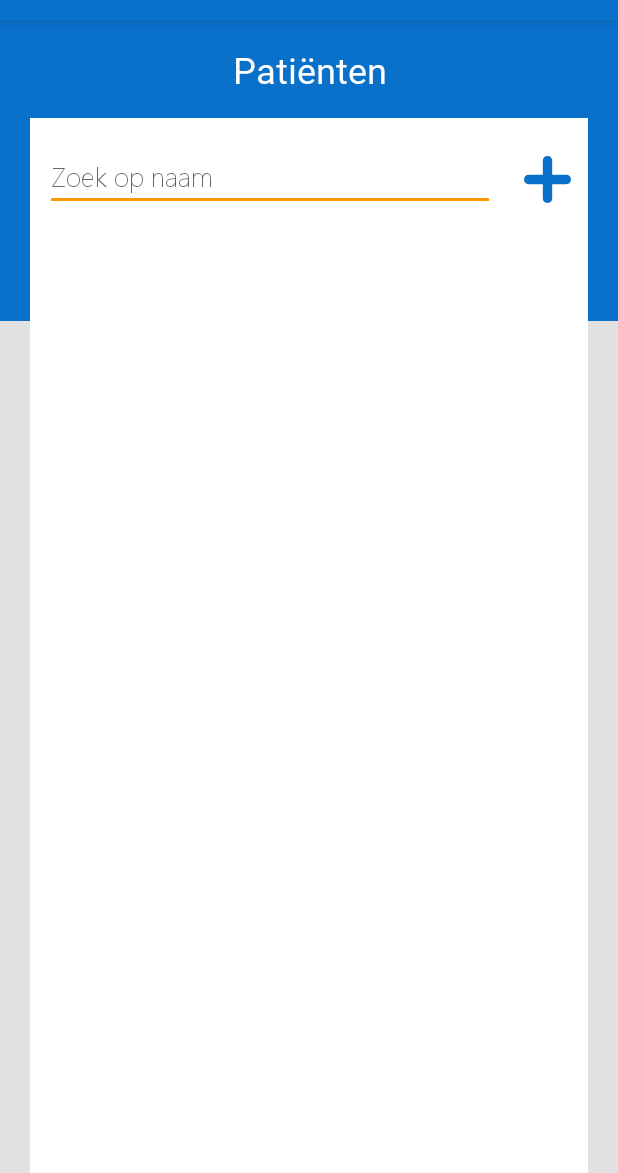
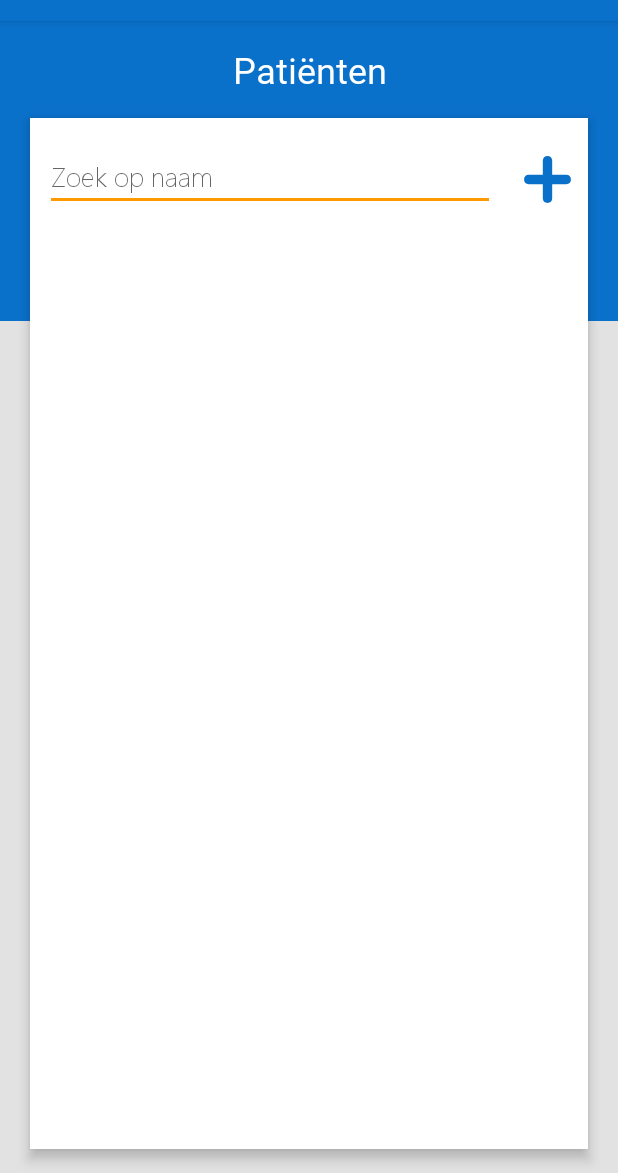
Before and after one commit to giannistek1/Nizi, an Android app: the DoctorMainActivity screen opened directly, with no data from a screen before it, on a phone screen of 412 x 824 dp, the part 63-1236 px from its top. Run offline under Robolectric (Android 15) with nearby library versions, the phone set to English and light mode, and no system bars; libraries missing offline, so code that uses them is left out: com.auth0.android; network calls fail.

Commit message:
Added elevation + small cleanup

```diff
--- a/app/src/main/res/layout/activity_doctor_main.xml
+++ b/app/src/main/res/layout/activity_doctor_main.xml
@@ -7,25 +7,20 @@
     android:background="@color/gray"
     tools:context=".activities.DoctorMainActivity">
 
-    <!-- HEADER -->
-
+    <!-- Blue bg behind white bg -->
     <ImageView
         android:id="@+id/activity_main_background"
         android:layout_width="match_parent"
         android:layout_height="200dp"
         android:scaleType="fitCenter"
         android:contentDescription="@string/header_background"
-        android:src="@drawable/rectangle"
-        />
+        android:src="@drawable/rectangle" />
 
     <RelativeLayout
         android:layout_width="match_parent"
-        android:layout_height="match_parent"
-        android:layout_marginStart="@dimen/marginLeft"
-        android:layout_marginEnd="@dimen/marginRight"
-        android:background="@color/white">
+        android:layout_height="match_parent">
 
-        <!-- Blue background -->
+        <!-- Header -->
         <LinearLayout
             android:id="@+id/activity_doctor_main_ll_header"
             android:background="@color/colorPrimary"
@@ -43,14 +38,23 @@
                 android:layout_marginBottom="@dimen/marginNormal"
                 android:layout_width="match_parent"
                 android:layout_height="wrap_content"/>
+        </LinearLayout>
 
-        </LinearLayout>
+        <RelativeLayout
+            android:layout_width="match_parent"
+            android:layout_height="match_parent"
+            android:layout_below="@+id/activity_doctor_main_ll_header"
+            android:layout_marginStart="@dimen/marginLeft"
+            android:layout_marginEnd="@dimen/marginRight"
+            android:layout_marginBottom="@dimen/marginNormal"
+            android:background="@color/white"
+            android:elevation="@dimen/elevationNormal">
+
 
             <EditText
                 android:id="@+id/activity_doctor_main_et_searchPatients"
                 android:layout_width="300dp"
                 android:layout_height="wrap_content"
-            android:layout_below="@+id/activity_doctor_main_ll_header"
                 android:layout_marginStart="@dimen/marginSmall"
                 android:layout_marginTop="@dimen/marginNormal"
                 android:inputType="text"
@@ -60,7 +64,6 @@
                 android:id="@+id/activity_doctor_main_btn_addPatient"
                 android:layout_width="50dp"
                 android:layout_height="50dp"
-            android:layout_below="@+id/activity_doctor_main_ll_header"
                 android:layout_toEndOf="@+id/activity_doctor_main_et_searchPatients"
                 android:layout_marginStart="@dimen/marginSmall"
                 android:layout_marginTop="@dimen/marginNormal"
@@ -83,6 +86,9 @@
             <androidx.core.widget.ContentLoadingProgressBar
                 android:id="@+id/activity_doctor_main_progressbar"
                 android:layout_width="30dp"
-            android:layout_height="30dp" />
+                android:layout_height="30dp"
+                android:layout_alignParentEnd="true"
+                android:layout_alignParentBottom="true"/>
+        </RelativeLayout>
     </RelativeLayout>
 </FrameLayout>
--- a/app/src/main/res/values/dimensions.xml
+++ b/app/src/main/res/values/dimensions.xml
@@ -10,4 +10,7 @@
     <dimen name="marginSmall">10dp</dimen>
     <dimen name="marginNormal">16dp</dimen>
     <dimen name="marginDouble">32dp</dimen>
+
+    <!-- Shadow -->
+    <dimen name="elevationNormal">5dp</dimen>
 </resources>
--- a/app/src/main/res/values/styles.xml
+++ b/app/src/main/res/values/styles.xml
@@ -6,6 +6,7 @@
         <item name="colorPrimary">@color/colorPrimary</item>
         <item name="colorPrimaryDark">@color/colorPrimaryDark</item>
         <item name="colorAccent">@color/colorAccent</item>
+        <!-- Custom -->
         <item name="android:fontFamily">@font/segoe_ui_light</item>
     </style>
 
@@ -13,5 +14,4 @@
         <item name="colorPrimary">@color/colorAccent</item>
         <!--<item name="android:textColorSecondary">@color/colorAccent</item>-->
     </style>
-
 </resources>
```
Also changed, not shown: app/src/main/java/nl/stekkinger/nizi/activities/DoctorMainActivity.kt (+5 -4 lines), app/src/main/res/layout/activity_add_patient.xml (+14 -10 lines). Lines whose indentation alone changed are shown as unchanged.
